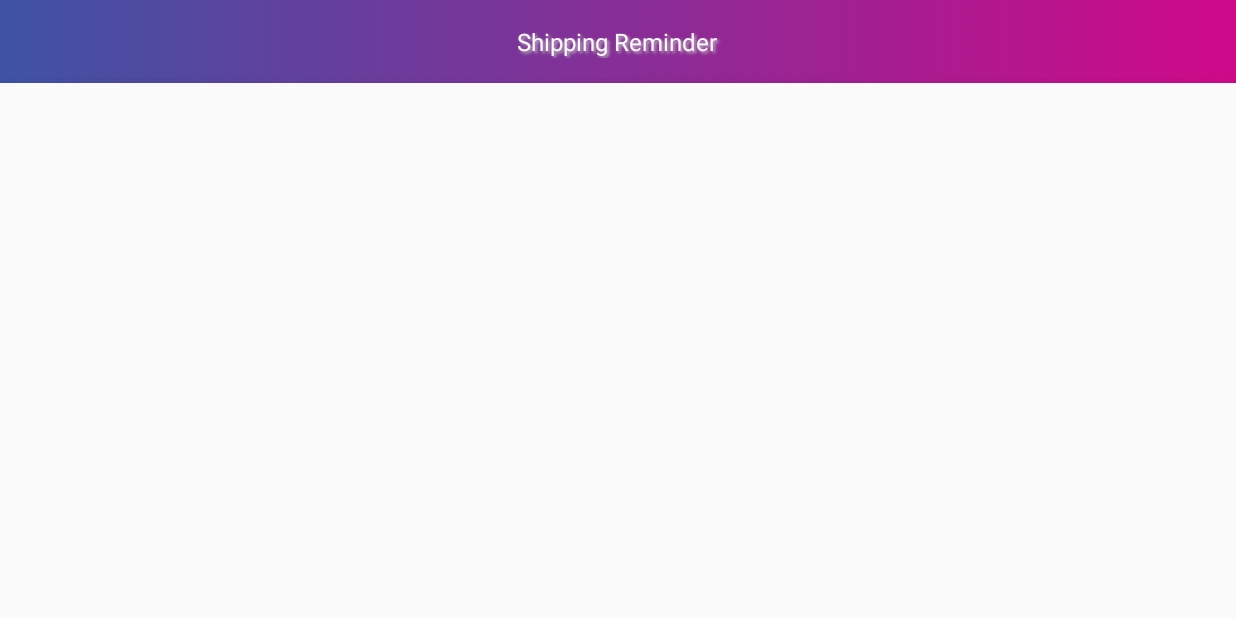
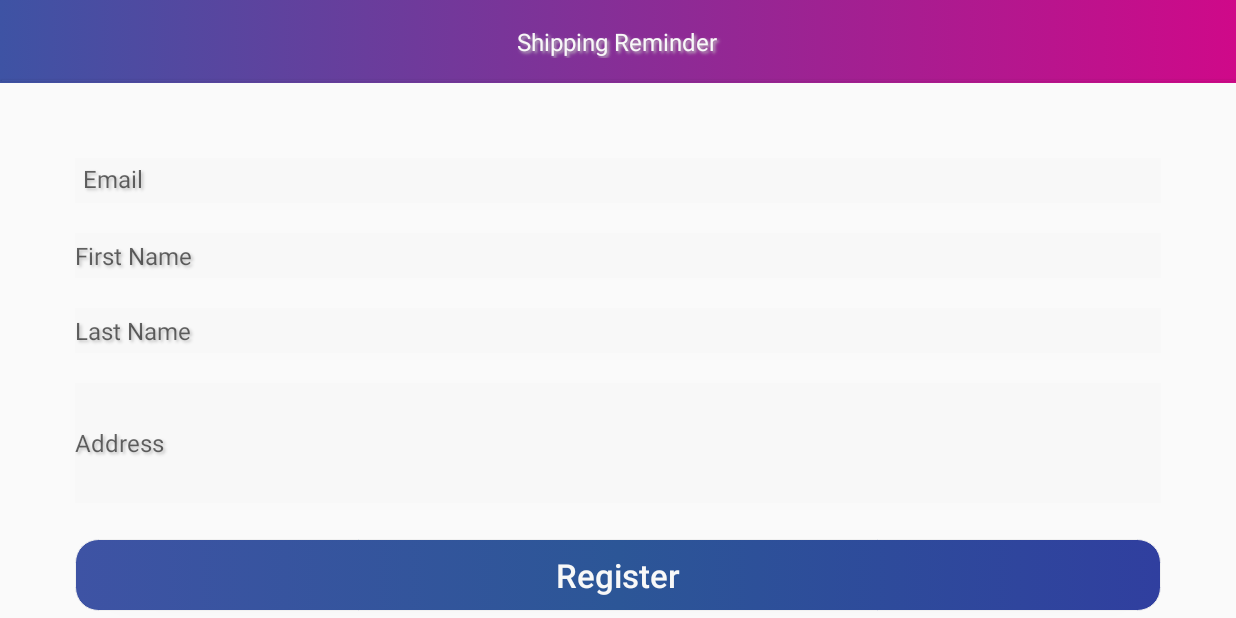
Before and after one commit to roagra/smbhackathon, an Android app: the screen it shows after launch (MainActivity before the commit, RegistrationActivity after it), on a phone screen of 824 x 412 dp (held sideways). Run offline under Robolectric (Android 15) with nearby library versions, the phone set to English and light mode, and no system bars; libraries missing offline, so code that uses them is left out: com.google.api.client, com.google.api.services, pub.devrel.easypermissions; 3 statements that could not run were skipped.

Commit message:
Added registration page.

```diff
--- a/app/src/main/AndroidManifest.xml
+++ b/app/src/main/AndroidManifest.xml
@@ -28,6 +28,7 @@
             android:label="Reminder App through Google Calendar API Android"
             android:screenOrientation="landscape" />
         <activity android:name=".PrintPriviewActivity" android:screenOrientation="landscape" ></activity>
+        <activity android:name=".RegistrationActivity" android:screenOrientation="landscape" ></activity>
 
 
     </application>
--- /dev/null
+++ b/app/src/main/java/com/pb/reminderapp/RegistrationActivity.java
@@ -0,0 +1,254 @@
+package com.pb.reminderapp;
+
+/**
+ * Created by ro003ag on 10/8/2017.
+ */
+
+import android.Manifest;
+import android.accounts.AccountManager;
+import android.app.Activity;
+import android.app.Dialog;
+import android.app.ProgressDialog;
+import android.content.Context;
+import android.content.Intent;
+import android.content.SharedPreferences;
+import android.net.ConnectivityManager;
+import android.net.NetworkInfo;
+import android.os.Bundle;
+import android.support.annotation.NonNull;
+import android.view.View;
+import android.widget.Button;
+import android.widget.EditText;
+
+import com.google.android.gms.common.ConnectionResult;
+import com.google.android.gms.common.GoogleApiAvailability;
+import com.google.api.client.googleapis.extensions.android.gms.auth.GoogleAccountCredential;
+import com.google.api.client.util.ExponentialBackOff;
+import com.google.api.services.calendar.CalendarScopes;
+import com.pb.reminderapp.utility.PreferencesUtils;
+
+import java.util.Arrays;
+import java.util.List;
+
+import pub.devrel.easypermissions.AfterPermissionGranted;
+import pub.devrel.easypermissions.EasyPermissions;
+
+public class RegistrationActivity extends Activity
+        implements EasyPermissions.PermissionCallbacks {
+
+    private static Context context;
+    // UI references.
+    private EditText mEmailView;
+    private EditText firstNameView;
+    private EditText lastNameView;
+    private EditText addressView;
+    private View mProgressView;
+    private View mLoginFormView;
+    private RegistrationActivity mainActivity;
+
+    public static Context getContext() {
+        return context;
+    }
+
+
+    GoogleAccountCredential mCredential;
+    //    private TextView mOutputText;
+//    private Button mCallApiButton;
+    ProgressDialog mProgress;
+
+    static final int REQUEST_ACCOUNT_PICKER = 1000;
+    static final int REQUEST_AUTHORIZATION = 1001;
+    static final int REQUEST_GOOGLE_PLAY_SERVICES = 1002;
+    static final int REQUEST_PERMISSION_GET_ACCOUNTS = 1003;
+
+    private static final String WAIT_TEXT = "Getting Shipment Details from Google Calender....";
+    private static final String PREF_ACCOUNT_NAME = "accountName";
+    private static final String[] SCOPES = {CalendarScopes.CALENDAR};
+
+    /**
+     * Create the main activity.
+     *
+     * @param savedInstanceState previously saved instance data.
+     */
+    @Override
+    protected void onCreate(Bundle savedInstanceState) {
+        super.onCreate(savedInstanceState);
+        context = getApplicationContext();
+        PreferencesUtils.setSharedpreferences(getSharedPreferences(PreferencesUtils.HACK_PREFERENCES
+                , Context.MODE_PRIVATE));
+        mainActivity = this;
+        setContentView(R.layout.activity_register);
+        mProgress = new ProgressDialog(this);
+        mProgress.setMessage(WAIT_TEXT);
+        // Initialize credentials and service object.
+        mCredential = GoogleAccountCredential.usingOAuth2(
+                getApplicationContext(), Arrays.asList(SCOPES))
+                .setBackOff(new ExponentialBackOff());
+
+        mEmailView = (EditText) findViewById(R.id.email);
+
+        firstNameView = (EditText) findViewById(R.id.firstName);
+        lastNameView = (EditText) findViewById(R.id.lastName);
+        addressView = (EditText) findViewById(R.id.address);
+
+
+        Button mEmailSignInButton = (Button) findViewById(R.id.email_sign_in_button);
+        mEmailSignInButton.setOnClickListener(new View.OnClickListener() {
+            @Override
+            public void onClick(View view) {
+                attemptLogin();
+            }
+        });
+
+        mLoginFormView = findViewById(R.id.login_form);
+        mProgressView = findViewById(R.id.login_progress);
+        mProgress.show();
+        getResultsFromApi();
+
+
+    }
+
+    private void attemptLogin() {
+
+        PreferencesUtils.saveRegistrationPreference(mEmailView.getText().toString(), addressView.getText().
+                toString(), firstNameView.getText().toString(), lastNameView.getText().toString());
+        Intent intent = new Intent(getContext(), MainActivity.class);
+        getContext().startActivity(intent);
+
+    }
+
+
+    private void getResultsFromApi() {
+        if (!isGooglePlayServicesAvailable()) {
+            acquireGooglePlayServices();
+        } else if (mCredential.getSelectedAccountName() == null) {
+            chooseAccount();
+        } else if (!isDeviceOnline()) {
+            //mOutputText.setText("No network connection available.");
+        } else {
+            mProgress.hide();
+            if (PreferencesUtils.isRegistrationExist()) {
+                Intent intent = new Intent(getContext(), MainActivity.class);
+                getContext().startActivity(intent);
+            }
+        }
+    }
+
+
+    @AfterPermissionGranted(REQUEST_PERMISSION_GET_ACCOUNTS)
+    private void chooseAccount() {
+        if (EasyPermissions.hasPermissions(
+                this, Manifest.permission.GET_ACCOUNTS)) {
+            String accountName = getPreferences(Context.MODE_PRIVATE)
+                    .getString(PREF_ACCOUNT_NAME, null);
+            if (accountName != null) {
+                mCredential.setSelectedAccountName(accountName);
+                getResultsFromApi();
+            } else {
+                // Start a dialog from which the user can choose an account
+                startActivityForResult(
+                        mCredential.newChooseAccountIntent(),
+                        REQUEST_ACCOUNT_PICKER);
+            }
+        } else {
+            // Request the GET_ACCOUNTS permission via a user dialog
+            EasyPermissions.requestPermissions(
+                    this,
+                    "This app needs to access your Google account (via Contacts).",
+                    REQUEST_PERMISSION_GET_ACCOUNTS,
+                    Manifest.permission.GET_ACCOUNTS);
+        }
+    }
+
+    @Override
+    protected void onActivityResult(
+            int requestCode, int resultCode, Intent data) {
+        super.onActivityResult(requestCode, resultCode, data);
+        switch (requestCode) {
+            case REQUEST_GOOGLE_PLAY_SERVICES:
+                if (resultCode != RESULT_OK) {
+//                    mOutputText.setText(
+//                            "App requires Google Play Services.");
+                } else {
+                    getResultsFromApi();
+                }
+                break;
+            case REQUEST_ACCOUNT_PICKER:
+                if (resultCode == RESULT_OK && data != null &&
+                        data.getExtras() != null) {
+                    String accountName =
+                            data.getStringExtra(AccountManager.KEY_ACCOUNT_NAME);
+                    if (accountName != null) {
+                        SharedPreferences settings =
+                                getPreferences(Context.MODE_PRIVATE);
+                        SharedPreferences.Editor editor = settings.edit();
+                        editor.putString(PREF_ACCOUNT_NAME, accountName);
+                        editor.apply();
+                        mCredential.setSelectedAccountName(accountName);
+                        getResultsFromApi();
+                    }
+                }
+                break;
+            case REQUEST_AUTHORIZATION:
+                if (resultCode == RESULT_OK) {
+                    getResultsFromApi();
+                }
+                break;
+        }
+    }
+
+    @Override
+    public void onRequestPermissionsResult(int requestCode,
+                                           @NonNull String[] permissions,
+                                           @NonNull int[] grantResults) {
+        super.onRequestPermissionsResult(requestCode, permissions, grantResults);
+        EasyPermissions.onRequestPermissionsResult(
+                requestCode, permissions, grantResults, this);
+    }
+
+    @Override
+    public void onPermissionsGranted(int requestCode, List<String> list) {
+        // Do nothing.
+    }
+
+    @Override
+    public void onPermissionsDenied(int requestCode, List<String> list) {
+        // Do nothing.
+    }
+
+    private boolean isDeviceOnline() {
+        ConnectivityManager connMgr =
+                (ConnectivityManager) getSystemService(Context.CONNECTIVITY_SERVICE);
+        NetworkInfo networkInfo = connMgr.getActiveNetworkInfo();
+        return (networkInfo != null && networkInfo.isConnected());
+    }
+
+    private boolean isGooglePlayServicesAvailable() {
+        GoogleApiAvailability apiAvailability =
+                GoogleApiAvailability.getInstance();
+        final int connectionStatusCode =
+                apiAvailability.isGooglePlayServicesAvailable(this);
+        return connectionStatusCode == ConnectionResult.SUCCESS;
+    }
+
+    private void acquireGooglePlayServices() {
+        GoogleApiAvailability apiAvailability =
+                GoogleApiAvailability.getInstance();
+        final int connectionStatusCode =
+                apiAvailability.isGooglePlayServicesAvailable(this);
+        if (apiAvailability.isUserResolvableError(connectionStatusCode)) {
+            showGooglePlayServicesAvailabilityErrorDialog(connectionStatusCode);
+        }
+    }
+
+
+    void showGooglePlayServicesAvailabilityErrorDialog(
+            final int connectionStatusCode) {
+        GoogleApiAvailability apiAvailability = GoogleApiAvailability.getInstance();
+        Dialog dialog = apiAvailability.getErrorDialog(
+                RegistrationActivity.this,
+                connectionStatusCode,
+                REQUEST_GOOGLE_PLAY_SERVICES);
+        dialog.show();
+    }
+}
--- a/app/src/main/java/com/pb/reminderapp/SplashScreenActivity.java
+++ b/app/src/main/java/com/pb/reminderapp/SplashScreenActivity.java
@@ -52,7 +52,7 @@ public class SplashScreenActivity extends Activity {
                         public void run() {
 
                             Intent intent = null;
-                            intent = new Intent(SplashScreenActivity.this, MainActivity.class);
+                            intent = new Intent(SplashScreenActivity.this, RegistrationActivity.class);
                             intent.setFlags(Intent.FLAG_ACTIVITY_CLEAR_TOP | Intent.FLAG_ACTIVITY_SINGLE_TOP);
                             startActivity(intent);
                             SplashScreenActivity.this.finish();
--- /dev/null
+++ b/app/src/main/res/layout/activity_register.xml
@@ -0,0 +1,119 @@
+<RelativeLayout xmlns:android="http://schemas.android.com/apk/res/android"
+    xmlns:app="http://schemas.android.com/apk/res-auto"
+    xmlns:tools="http://schemas.android.com/tools"
+    android:layout_width="match_parent"
+    android:layout_height="match_parent"
+    tools:context="com.pb.reminderapp.RegistrationActivity">
+
+    <include layout="@layout/header_without_back_button" />
+
+    <RelativeLayout
+        android:id="@+id/login_form"
+        android:layout_width="match_parent"
+        android:layout_height="match_parent"
+        android:layout_below="@+id/header"
+        android:layout_marginTop="@dimen/dp_50"
+        android:background="?attr/selectableItemBackground">
+        <!-- Login progress -->
+        <ProgressBar
+            android:id="@+id/login_progress"
+            style="?android:attr/progressBarStyleLarge"
+            android:layout_width="wrap_content"
+            android:layout_height="wrap_content"
+            android:layout_marginBottom="8dp"
+            android:layout_marginTop="20dp"
+            android:visibility="gone" />
+
+        <EditText
+            android:id="@+id/email"
+            android:layout_width="match_parent"
+            android:layout_height="@dimen/dp_30"
+            android:layout_below="@+id/login_progress"
+            android:layout_marginBottom="@dimen/dp_20"
+            android:layout_marginLeft="@dimen/dp_50"
+            android:layout_marginRight="@dimen/dp_50"
+            android:background="@color/pb_gray_50_white"
+            android:hint="@string/prompt_email"
+            android:inputType="textEmailAddress"
+            android:padding="@dimen/dp_5"
+            android:shadowColor="@color/pb_gray_300_button_pressed"
+            android:shadowDx="2"
+            android:shadowDy="2"
+            android:shadowRadius="2"
+            android:textColor="@color/black"
+            android:textSize="@dimen/sp_16" />
+
+        <EditText
+            android:id="@+id/firstName"
+            android:layout_width="match_parent"
+            android:layout_height="@dimen/dp_30"
+            android:layout_below="@+id/email"
+            android:layout_marginBottom="@dimen/dp_20"
+            android:layout_marginLeft="@dimen/dp_50"
+            android:layout_marginRight="@dimen/dp_50"
+            android:background="@color/pb_gray_50_white"
+            android:hint="First Name"
+            android:shadowColor="@color/pb_gray_300_button_pressed"
+            android:shadowDx="2"
+            android:shadowDy="2"
+            android:shadowRadius="2"
+            android:textColor="@color/black"
+            android:textSize="@dimen/sp_16" />
+
+        <EditText
+            android:id="@+id/lastName"
+            android:layout_width="match_parent"
+            android:layout_height="@dimen/dp_30"
+            android:layout_marginBottom="@dimen/dp_20"
+            android:layout_below="@+id/firstName"
+            android:layout_marginLeft="@dimen/dp_50"
+            android:layout_marginRight="@dimen/dp_50"
+            android:background="@color/pb_gray_50_white"
+            android:hint="Last Name"
+            android:shadowColor="@color/pb_gray_300_button_pressed"
+            android:shadowDx="2"
+            android:shadowDy="2"
+            android:shadowRadius="2"
+            android:textColor="@color/black"
+            android:textSize="@dimen/sp_16" />
+
+        <EditText
+            android:id="@+id/address"
+            android:layout_width="match_parent"
+            android:layout_height="@dimen/dp_80"
+            android:layout_marginBottom="@dimen/dp_20"
+            android:layout_below="@+id/lastName"
+            android:layout_marginLeft="@dimen/dp_50"
+            android:layout_marginRight="@dimen/dp_50"
+            android:background="@color/pb_gray_50_white"
+            android:hint="@string/prompt_sender_user_id"
+            android:shadowColor="@color/pb_gray_300_button_pressed"
+            android:shadowDx="2"
+            android:shadowDy="2"
+            android:shadowRadius="2"
+            android:textColor="@color/black"
+            android:textSize="@dimen/sp_16" />
+
+        <RelativeLayout
+            android:layout_width="match_parent"
+            android:layout_height="match_parent"
+            android:layout_below="@+id/address"
+            android:background="?attr/selectableItemBackground">
+
+            <Button
+                android:id="@+id/email_sign_in_button"
+                android:layout_width="match_parent"
+                android:layout_height="wrap_content"
+                android:layout_centerInParent="true"
+                android:layout_marginRight="@dimen/dp_50"
+                android:layout_marginLeft="@dimen/dp_50"
+                android:background="@drawable/selector_blue_button_bg"
+                android:contentDescription="@string/app_name"
+                android:text="@string/action_sign_in"
+                android:textAllCaps="false"
+                android:textColor="@color/pb_gray_50_white"
+                android:textSize="@dimen/sp_22"
+                android:textStyle="normal" />
+        </RelativeLayout>
+    </RelativeLayout>
+</RelativeLayout>
--- a/app/src/main/res/values/strings.xml
+++ b/app/src/main/res/values/strings.xml
@@ -7,7 +7,7 @@
 
     <!-- Strings related to login -->
     <string name="prompt_email">Email</string>
-    <string name="prompt_sender_user_id">Sender User Id</string>
+    <string name="prompt_sender_user_id">Address</string>
     <string name="sender_user_id">Sender User Id</string>
     <string name="action_sign_in">Register</string>
     <string name="action_sign_in_short">Sign in</string>
```
Also changed, not shown: app/src/main/java/com/pb/reminderapp/utility/PreferencesUtils.java (added, +48 -0 lines).
